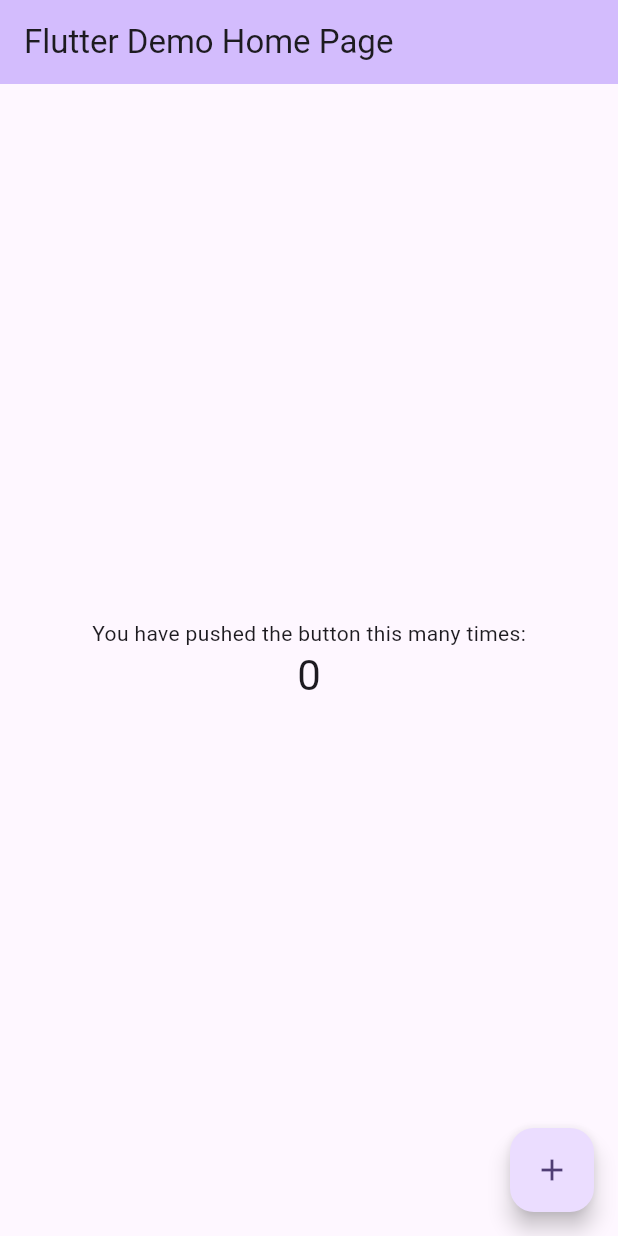
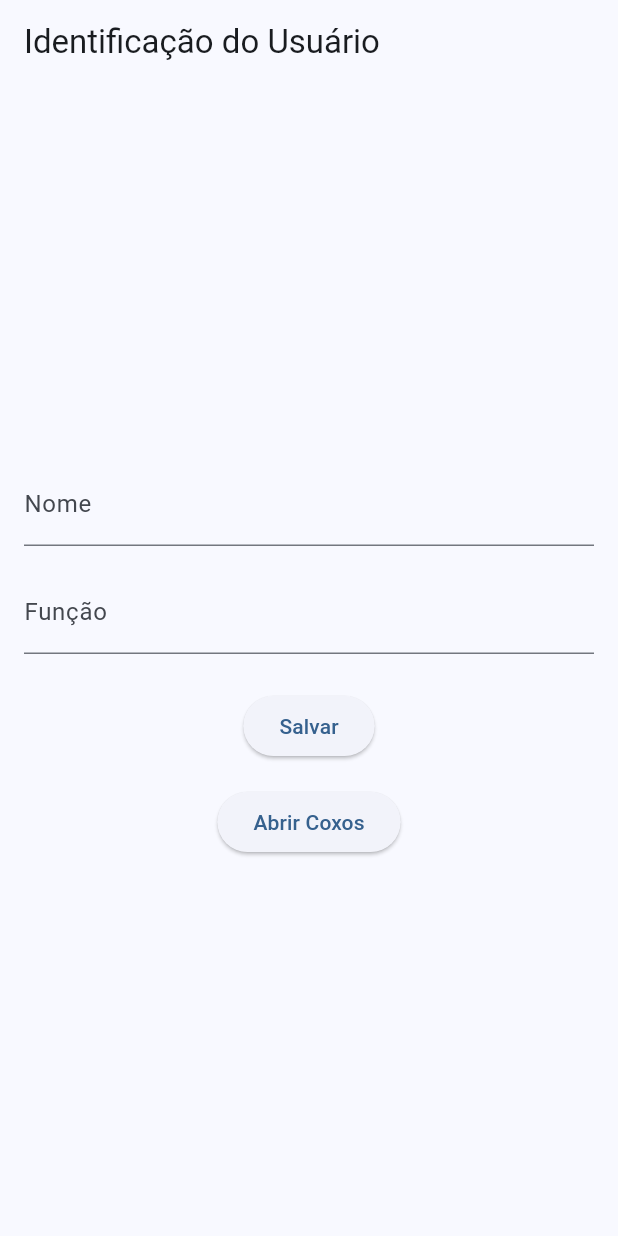
Before and after one commit to Elizeuvix/bebedouros, a Flutter app: the screen it shows after launch, on a phone screen of 412 x 824 dp. Run offline on Flutter 3.47's test engine with Material 3 defaults, Android fonts, the phone set to English and light mode, and no system bars.

Commit message:
Coxos.dart

```diff
--- a/lib/main.dart
+++ b/lib/main.dart
@@ -1,4 +1,8 @@
 import 'package:flutter/material.dart';
+import 'dart:io';
+import 'dart:convert';
+import 'package:path_provider/path_provider.dart';
+import 'coxos.dart';
 
 void main() {
   runApp(const MyApp());
@@ -11,112 +15,91 @@ class MyApp extends StatelessWidget {
   @override
   Widget build(BuildContext context) {
     return MaterialApp(
-      title: 'Flutter Demo',
+      title: 'Identificação do Usuário',
       theme: ThemeData(
-        // This is the theme of your application.
-        //
-        // TRY THIS: Try running your application with "flutter run". You'll see
-        // the application has a purple toolbar. Then, without quitting the app,
-        // try changing the seedColor in the colorScheme below to Colors.green
-        // and then invoke "hot reload" (save your changes or press the "hot
-        // reload" button in a Flutter-supported IDE, or press "r" if you used
-        // the command line to start the app).
-        //
-        // Notice that the counter didn't reset back to zero; the application
-        // state is not lost during the reload. To reset the state, use hot
-        // restart instead.
-        //
-        // This works for code too, not just values: Most code changes can be
-        // tested with just a hot reload.
-        colorScheme: ColorScheme.fromSeed(seedColor: Colors.deepPurple),
+        colorScheme: ColorScheme.fromSeed(seedColor: Colors.blue),
       ),
-      home: const MyHomePage(title: 'Flutter Demo Home Page'),
+      home: const UserIdentificationPage(),
     );
   }
 }
 
-class MyHomePage extends StatefulWidget {
-  const MyHomePage({super.key, required this.title});
 
-  // This widget is the home page of your application. It is stateful, meaning
-  // that it has a State object (defined below) that contains fields that affect
-  // how it looks.
-
-  // This class is the configuration for the state. It holds the values (in this
-  // case the title) provided by the parent (in this case the App widget) and
-  // used by the build method of the State. Fields in a Widget subclass are
-  // always marked "final".
-
-  final String title;
+class UserIdentificationPage extends StatefulWidget {
+  const UserIdentificationPage({Key? key}) : super(key: key);
 
   @override
-  State<MyHomePage> createState() => _MyHomePageState();
+  State<UserIdentificationPage> createState() => _UserIdentificationPageState();
 }
 
-class _MyHomePageState extends State<MyHomePage> {
-  int _counter = 0;
+class _UserIdentificationPageState extends State<UserIdentificationPage> {
+  final TextEditingController _nameController = TextEditingController();
+  final TextEditingController _roleController = TextEditingController();
+  String? _message;
 
-  void _incrementCounter() {
+  Future<String> _getFilePath() async {
+    final directory = await getApplicationDocumentsDirectory();
+    return '${directory.path}/user.json';
+  }
+
+  Future<void> _saveUserData() async {
+    final name = _nameController.text.trim();
+    final role = _roleController.text.trim();
+    if (name.isEmpty || role.isEmpty) {
+      setState(() {
+        _message = 'Preencha todos os campos.';
+      });
+      return;
+    }
+    final data = jsonEncode({'nome': name, 'funcao': role});
+    final path = await _getFilePath();
+    final file = File(path);
+    await file.writeAsString(data);
     setState(() {
-      // This call to setState tells the Flutter framework that something has
-      // changed in this State, which causes it to rerun the build method below
-      // so that the display can reflect the updated values. If we changed
-      // _counter without calling setState(), then the build method would not be
-      // called again, and so nothing would appear to happen.
-      _counter++;
+      _message = 'Dados salvos com sucesso!';
     });
   }
 
   @override
   Widget build(BuildContext context) {
-    // This method is rerun every time setState is called, for instance as done
-    // by the _incrementCounter method above.
-    //
-    // The Flutter framework has been optimized to make rerunning build methods
-    // fast, so that you can just rebuild anything that needs updating rather
-    // than having to individually change instances of widgets.
     return Scaffold(
-      appBar: AppBar(
-        // TRY THIS: Try changing the color here to a specific color (to
-        // Colors.amber, perhaps?) and trigger a hot reload to see the AppBar
-        // change color while the other colors stay the same.
-        backgroundColor: Theme.of(context).colorScheme.inversePrimary,
-        // Here we take the value from the MyHomePage object that was created by
-        // the App.build method, and use it to set our appbar title.
-        title: Text(widget.title),
-      ),
-      body: Center(
-        // Center is a layout widget. It takes a single child and positions it
-        // in the middle of the parent.
+      appBar: AppBar(title: const Text('Identificação do Usuário')),
+      body: Padding(
+        padding: const EdgeInsets.all(16.0),
         child: Column(
-          // Column is also a layout widget. It takes a list of children and
-          // arranges them vertically. By default, it sizes itself to fit its
-          // children horizontally, and tries to be as tall as its parent.
-          //
-          // Column has various properties to control how it sizes itself and
-          // how it positions its children. Here we use mainAxisAlignment to
-          // center the children vertically; the main axis here is the vertical
-          // axis because Columns are vertical (the cross axis would be
-          // horizontal).
-          //
-          // TRY THIS: Invoke "debug painting" (choose the "Toggle Debug Paint"
-          // action in the IDE, or press "p" in the console), to see the
-          // wireframe for each widget.
           mainAxisAlignment: MainAxisAlignment.center,
-          children: <Widget>[
-            const Text('You have pushed the button this many times:'),
-            Text(
-              '$_counter',
-              style: Theme.of(context).textTheme.headlineMedium,
+          children: [
+            TextField(
+              controller: _nameController,
+              decoration: const InputDecoration(labelText: 'Nome'),
             ),
+            const SizedBox(height: 16),
+            TextField(
+              controller: _roleController,
+              decoration: const InputDecoration(labelText: 'Função'),
+            ),
+            const SizedBox(height: 24),
+            ElevatedButton(
+              onPressed: _saveUserData,
+              child: const Text('Salvar'),
+            ),
+            const SizedBox(height: 16),
+            ElevatedButton(
+              onPressed: () {
+                Navigator.push(
+                  context,
+                  MaterialPageRoute(builder: (context) => const CoxosPage()),
+                );
+              },
+              child: const Text('Abrir Coxos'),
+            ),
+            if (_message != null) ...[
+              const SizedBox(height: 16),
+              Text(_message!, style: const TextStyle(color: Colors.green)),
+            ]
           ],
         ),
       ),
-      floatingActionButton: FloatingActionButton(
-        onPressed: _incrementCounter,
-        tooltip: 'Increment',
-        child: const Icon(Icons.add),
-      ), // This trailing comma makes auto-formatting nicer for build methods.
     );
   }
 }
--- a/pubspec.yaml
+++ b/pubspec.yaml
@@ -34,6 +34,10 @@ dependencies:
   # The following adds the Cupertino Icons font to your application.
   # Use with the CupertinoIcons class for iOS style icons.
   cupertino_icons: ^1.0.8
+
+  path_provider: ^2.1.2
+
+  http: ^1.2.1
 
 dev_dependencies:
   flutter_test:
```
Also changed, not shown: lib/coxos.dart (added, +259 -0 lines), pubspec.lock, 1 other file.
